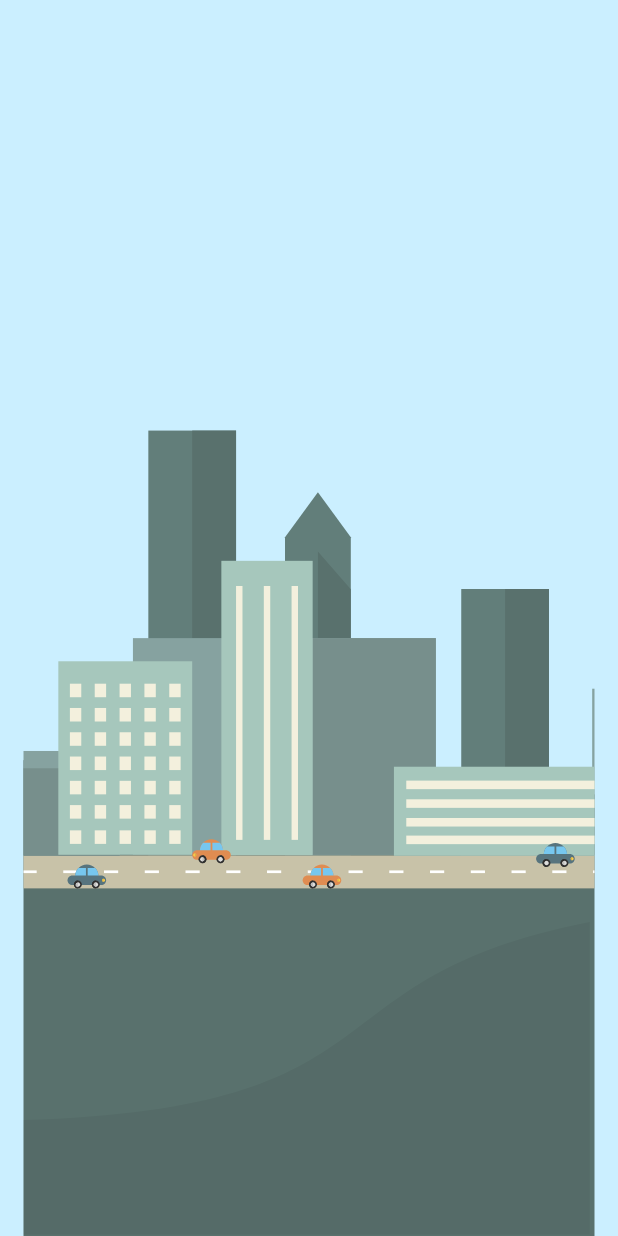
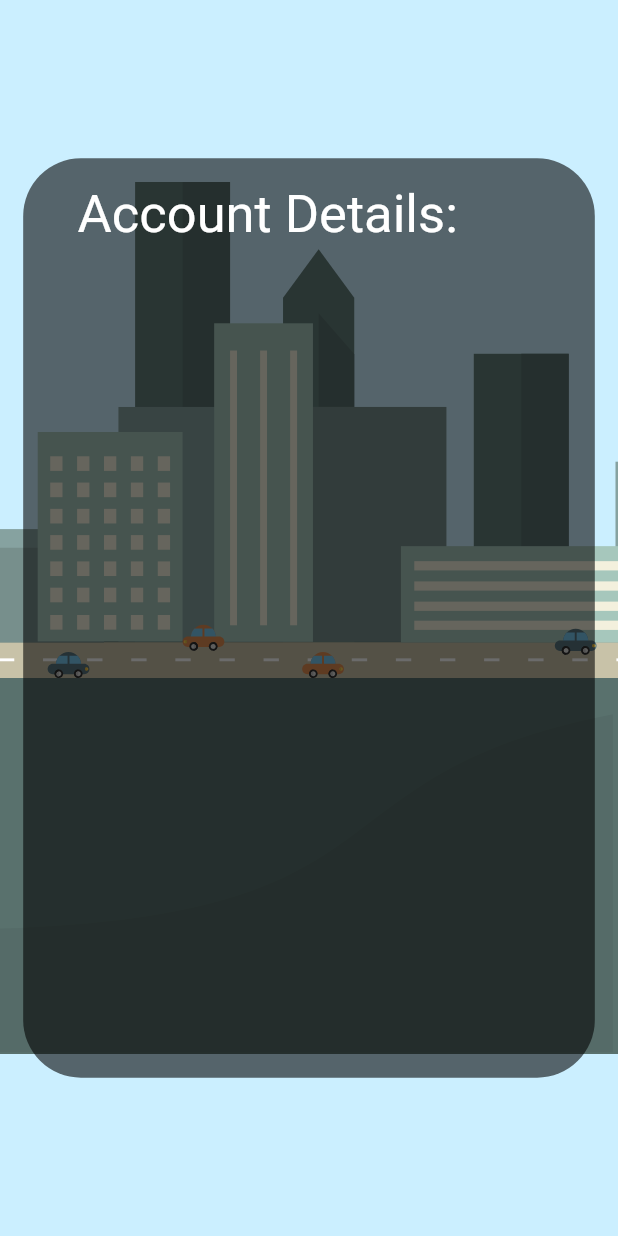
Before and after one commit to mithuGit/TripTip, a Flutter app: the screen it shows after launch, on a phone screen of 412 x 824 dp. Run offline on Flutter 3.47's test engine with Material 2 defaults, Android fonts, the phone set to English and light mode, and no system bars; our stand-ins replace firebase_auth, firebase_core, flutter_otp_text_field, flutter_svg, google_sign_in; accounts and stored records are empty; generated files the repository leaves out were written again; project files that could hold a hidden picture were left out.

Commit message:
Container works

```diff
--- a/lib/ui/views/account/account_details.dart
+++ b/lib/ui/views/account/account_details.dart
@@ -1,5 +1,6 @@
 import 'package:flutter/material.dart';
 import 'package:flutter_svg/flutter_svg.dart';
+import '../../widgets/container.dart';
 
 class Account extends StatefulWidget {
   const Account({super.key});
@@ -11,12 +12,40 @@ class Account extends StatefulWidget {
 class _AccountState extends State<Account> {
   @override
   Widget build(BuildContext context) {
-    //Get Screen Size
+    // Get Screen Size
     Size screenSize = MediaQuery.of(context).size;
     double screenHeight = screenSize.height;
     double screenWidth = screenSize.width;
 
-    return Container(
+    return Scaffold(
+        backgroundColor: const Color(0xFFCBEFFF),
+        body: SafeArea(
+          child: Stack(
+            children: [
+              const SizedBox(height: 300 //screenHeight * (34.81 / 100),
+                  ),
+              Align(
+                alignment: Alignment.bottomCenter,
+                child: SvgPicture.asset(
+                  'assets/background_city.svg',
+                  height: double.infinity,
+                  width: double.infinity,
+                ),
+              ),
+              Center(
+                child: CustomContainer(
+                  title: "Account Details:",
+                  fontSize: 35,
+                ),
+              ),
+            ],
+          ),
+        ));
+
+    /*Scaffold(
+      body: Stack(
+        children: [
+          Container(
             width: double.infinity,
             height: double.infinity,
             color: const Color(0xFFCBEFFF),
@@ -30,14 +59,24 @@ class _AccountState extends State<Account> {
                   Expanded(
                     child: SvgPicture.asset(
                       'assets/background_city.svg',
-                //height: double.infinity,
                       width: double.infinity,
-                //fit: BoxFit.cover,
                     ),
-            )
+                  ),
                 ],
               ),
             ),
-    );
+          ),
+          Positioned(
+            top: 220,
+            left: 13.5,
+            right: 13.5,
+            child: CustomContainer(
+              title: 'Account Details:',
+            ),
+          ),
+
+        ],
+      ),
+    );*/
   }
 }
--- /dev/null
+++ b/lib/ui/widgets/container.dart
@@ -0,0 +1,51 @@
+import 'dart:ui';
+
+import 'package:flutter/material.dart';
+
+class CustomContainer extends StatelessWidget {
+  final String title;
+  final double fontSize;
+  final Color? color;
+
+  CustomContainer({required this.title, required this.fontSize, this.color});
+
+  @override
+  Widget build(BuildContext context) {
+    Size screenSize = MediaQuery.of(context).size;
+    double screenHeight = screenSize.height;
+    double screenWidth = screenSize.width;
+    return Container(
+      width: screenWidth * (0.925),
+      height: screenHeight * (0.74375),
+      decoration: BoxDecoration(
+        color: Colors.black.withOpacity(0.58),
+        borderRadius: BorderRadius.circular(38.5),
+      ),
+      child: Column(
+        children: [
+          SizedBox(
+            height: (screenHeight * (0.74375)) * 0.036974,
+          ),
+          Center(
+            child: SizedBox(
+              width: (screenWidth * (0.925)) * 0.873,
+              height: (screenHeight * (0.74375)) * 0.0773,
+              child: TextField(
+                decoration: InputDecoration(
+                  hintText: title,
+                  hintStyle: TextStyle(
+                    color: color == null ? Colors.white : color,
+                    fontSize: fontSize,
+                  ),
+                  border: InputBorder.none,
+                  filled: true,
+                  fillColor: Colors.transparent,
+                ),
+              ),
+            ),
+          ),
+        ],
+      ),
+    );
+  }
+}
```
Lines whose indentation alone changed are shown as unchanged.
